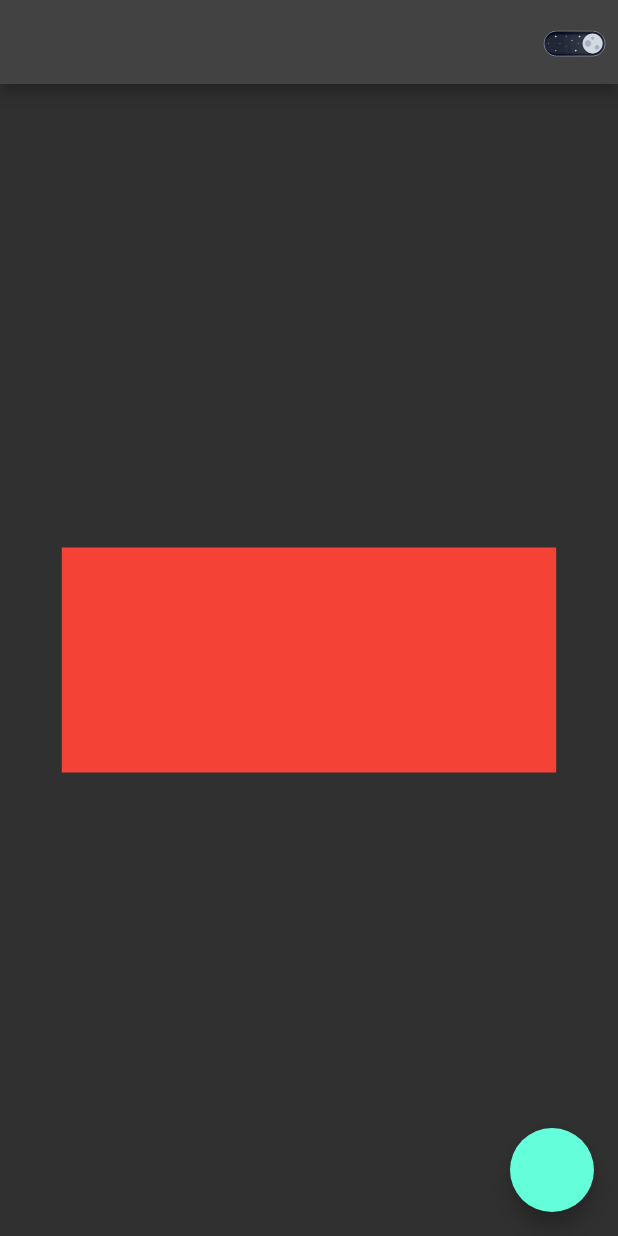
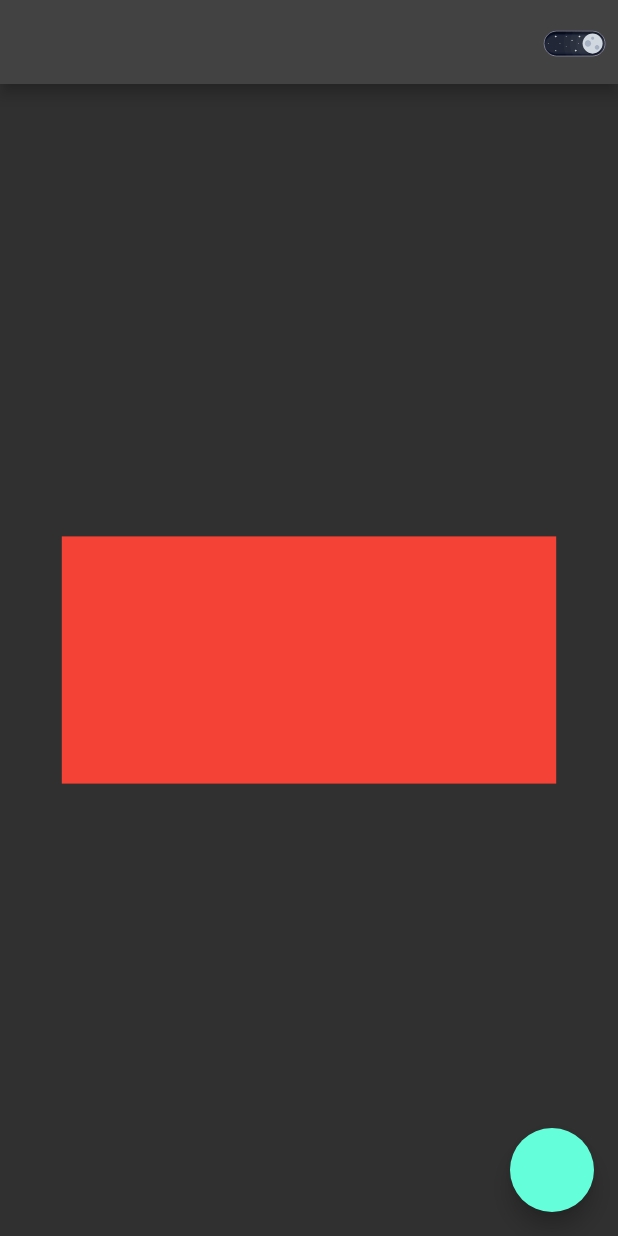
Before and after one commit to mervenurtopcu/provider_lottie_theme_change, a Flutter app: the screen it shows after launch, on a phone screen of 412 x 824 dp. Run offline on Flutter 3.47's test engine with Material 2 defaults, Android fonts, the phone set to English and light mode, and no system bars; our stand-ins replace lottie.

Commit message:
theme changing using lottie button with provider

```diff
--- a/lib/lottie_page.dart
+++ b/lib/lottie_page.dart
@@ -19,10 +19,8 @@ class _LottiePageState extends State<LottiePage> with TickerProviderStateMixin {
   late AnimationController controller;
   bool isLight = false;
 
-
   @override
   void initState() {
-    // TODO: implement initState
     super.initState();
     controller = AnimationController(
         vsync: this, duration: DurationItems.durationNormal());
@@ -32,7 +30,7 @@ class _LottiePageState extends State<LottiePage> with TickerProviderStateMixin {
   Widget build(BuildContext context) {
     final providerWatch = context.watch<LottiePageProvider>();
     final providerRead = context.read<LottiePageProvider>();
-    final provider = context.read<ThemeNotifier>();
+    final providerr = context.read<ThemeNotifier>();
     return Scaffold(
       appBar: AppBar(
         actions: [
@@ -41,25 +39,52 @@ class _LottiePageState extends State<LottiePage> with TickerProviderStateMixin {
               await controller.animateTo(!isLight ? 0.5 : 1,
                   duration: DurationItems.durationNormal());
               isLight = !isLight;
-              provider.changeTheme();
+              providerr.changeTheme();
             },
             child: Lottie.asset(LottieItems.themeChange.lottiePath,
                 repeat: false, controller: controller),
           ),
         ],
       ),
-      floatingActionButton: FloatingActionButton(
+      floatingActionButton: Selector<LottiePageProvider,bool>(
+          builder: (context, value, child){
+            return value ? FloatingActionButton(
               onPressed: () {
                 providerRead.changeVisible();
-          controller.animateTo( providerWatch.currentVisibilty ? 0 : 1);
+                controller.animateTo(0);
               },
+            )
+                : FloatingActionButton(
+              onPressed: () {
+                providerRead.changeVisible();
+                controller.animateTo(1);
+              },
+            );
+          },
+          selector: (context, provider){
+            return provider.currentVisibilty;
+          }
       ),
       body: Center(
-        child: AnimatedContainer(
+        child: Selector<LottiePageProvider, bool>(
+          builder: (context, value, child) {
+            return value
+                ? AnimatedContainer(
                     duration: DurationItems.durationNormal(),
                     width: MediaQuery.of(context).size.height * 0.4,
-          height:providerWatch.currentVisibilty ? kZero : 150,
+                    height: kZero,
                     color: Colors.red,
+                  )
+                : AnimatedContainer(
+                    duration: DurationItems.durationNormal(),
+                    width: MediaQuery.of(context).size.height * 0.4,
+                    height: MediaQuery.of(context).size.height * 0.2,
+                    color: Colors.red,
+                  );
+          },
+          selector: (context, provider) {
+            return provider.currentVisibilty;
+          },
         ),
       ),
     );
--- a/lib/product/global/theme_notifier_provider.dart
+++ b/lib/product/global/theme_notifier_provider.dart
@@ -3,7 +3,6 @@ import 'package:flutter/material.dart';
 class ThemeNotifier extends ChangeNotifier{
 
   bool isDarkTheme = false;
-
 
   void changeTheme() {
     isDarkTheme = !isDarkTheme;
```
Lines whose indentation alone changed are shown as unchanged.
